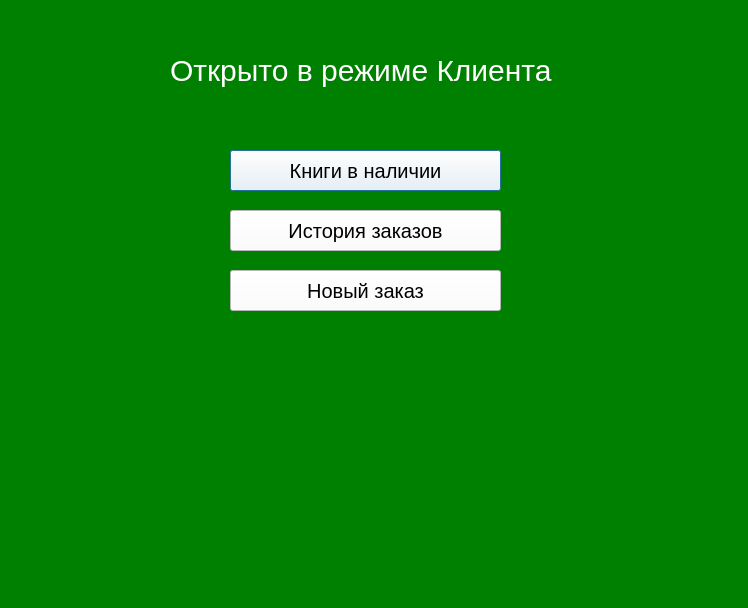
This is UserWindow/userwindow.ui in FireSpirit171/BookShop as Qt 5 draws it before an edit. The edited form follows.
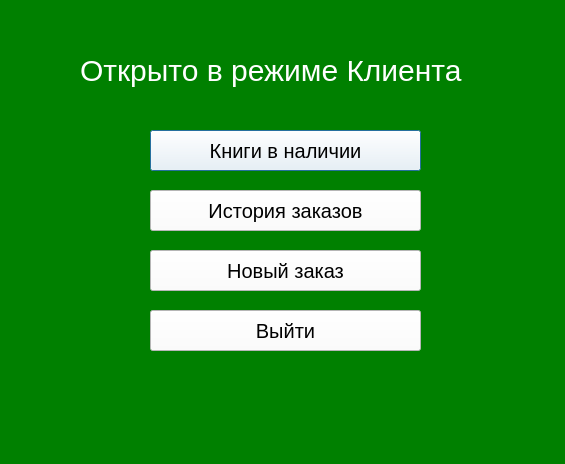
This is the edited form.

```diff
--- a/UserWindow/userwindow.ui
+++ b/UserWindow/userwindow.ui
@@ -6,8 +6,8 @@
    <rect>
     <x>0</x>
     <y>0</y>
-    <width>748</width>
-    <height>608</height>
+    <width>565</width>
+    <height>464</height>
    </rect>
   </property>
   <property name="windowTitle">
@@ -20,7 +20,7 @@
   <widget class="QLabel" name="label">
    <property name="geometry">
     <rect>
-     <x>170</x>
+     <x>80</x>
      <y>40</y>
      <width>421</width>
      <height>61</height>
@@ -38,8 +38,8 @@
   <widget class="QPushButton" name="available_books">
    <property name="geometry">
     <rect>
-     <x>230</x>
-     <y>150</y>
+     <x>150</x>
+     <y>130</y>
      <width>271</width>
      <height>41</height>
     </rect>
@@ -56,8 +56,8 @@
   <widget class="QPushButton" name="users_orders">
    <property name="geometry">
     <rect>
-     <x>230</x>
-     <y>210</y>
+     <x>150</x>
+     <y>190</y>
      <width>271</width>
      <height>41</height>
     </rect>
@@ -74,8 +74,8 @@
   <widget class="QPushButton" name="new_order">
    <property name="geometry">
     <rect>
-     <x>230</x>
-     <y>270</y>
+     <x>150</x>
+     <y>250</y>
      <width>271</width>
      <height>41</height>
     </rect>
@@ -89,6 +89,24 @@
     <string>Новый заказ</string>
    </property>
   </widget>
+  <widget class="QPushButton" name="logout">
+   <property name="geometry">
+    <rect>
+     <x>150</x>
+     <y>310</y>
+     <width>271</width>
+     <height>41</height>
+    </rect>
+   </property>
+   <property name="styleSheet">
+    <string notr="true">background-color:white;
+color:black;
+font-size:20px</string>
+   </property>
+   <property name="text">
+    <string>Выйти</string>
+   </property>
+  </widget>
  </widget>
  <resources/>
  <connections/>
```
